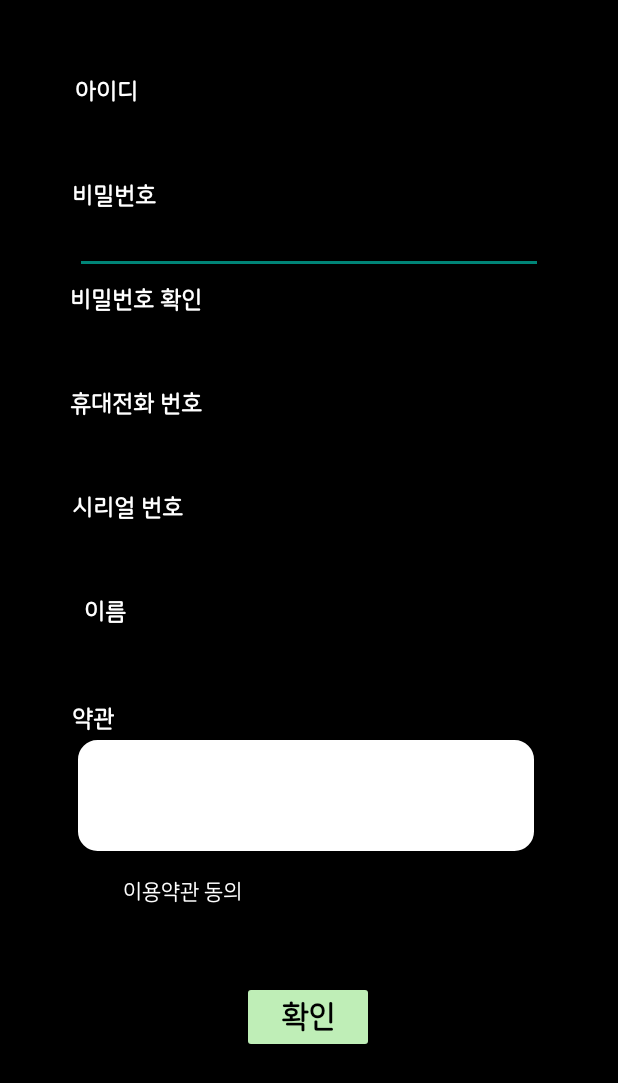
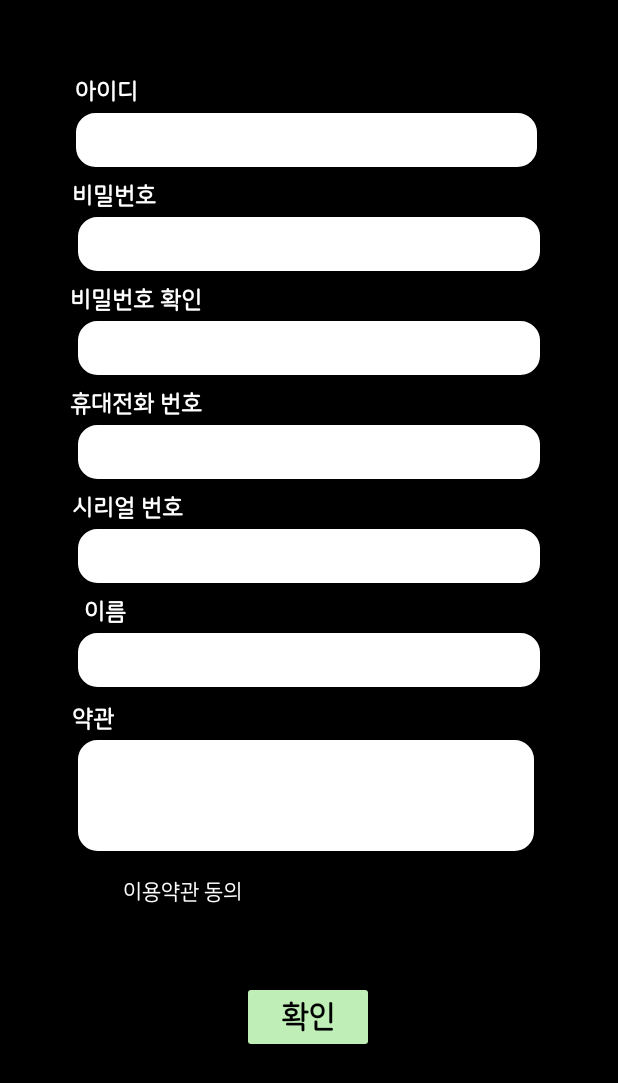
Before and after one commit to SeokCheol-Lee/MedexHealing, an Android app: the SingnUpActivity screen opened directly, with no data from a screen before it, on a phone screen of 412 x 824 dp. Shown: the top 1083 px of the screen. Run offline under Robolectric (Android 15) with nearby library versions, the phone set to English and light mode, and no system bars.

Commit message:
디자인 수정 완료v2

```diff
--- a/app/src/main/res/layout/activity_singn_up.xml
+++ b/app/src/main/res/layout/activity_singn_up.xml
@@ -82,6 +82,7 @@
         android:layout_width="match_parent"
         android:layout_height="40dp"
         android:layout_marginStart="50dp"
+        android:background="@drawable/recborder"
         android:layout_marginTop="3dp"
         android:layout_marginEnd="50dp"
         android:inputType="textPassword"
@@ -96,6 +97,7 @@
         android:layout_height="40dp"
         android:layout_marginStart="50dp"
         android:layout_marginTop="3dp"
+        android:background="@drawable/recborder"
         android:layout_marginEnd="50dp"
         android:inputType="textPassword"
         app:layout_constraintEnd_toEndOf="parent"
@@ -109,6 +111,7 @@
         android:layout_height="40dp"
         android:layout_marginStart="50dp"
         android:layout_marginTop="3dp"
+        android:background="@drawable/recborder"
         android:layout_marginEnd="50dp"
         android:inputType="phone"
         app:layout_constraintEnd_toEndOf="parent"
@@ -123,6 +126,7 @@
         android:layout_marginStart="50dp"
         android:layout_marginTop="3dp"
         android:layout_marginEnd="50dp"
+        android:background="@drawable/recborder"
         app:layout_constraintEnd_toEndOf="parent"
         app:layout_constraintHorizontal_bias="0.0"
         app:layout_constraintStart_toStartOf="parent"
@@ -134,6 +138,7 @@
         android:layout_height="40dp"
         android:layout_marginStart="50dp"
         android:layout_marginTop="3dp"
+        android:background="@drawable/recborder"
         android:layout_marginEnd="50dp"
         app:layout_constraintEnd_toEndOf="parent"
         app:layout_constraintHorizontal_bias="0.0"
@@ -242,6 +247,7 @@
         android:layout_marginStart="48dp"
         android:layout_marginTop="3dp"
         android:layout_marginEnd="52dp"
+        android:background="@drawable/recborder"
         android:inputType="text"
         android:ems="10"
         app:layout_constraintEnd_toEndOf="parent"
```
Also changed, not shown: app/src/main/res/layout/activity_survey.xml (+8 -2 lines).
